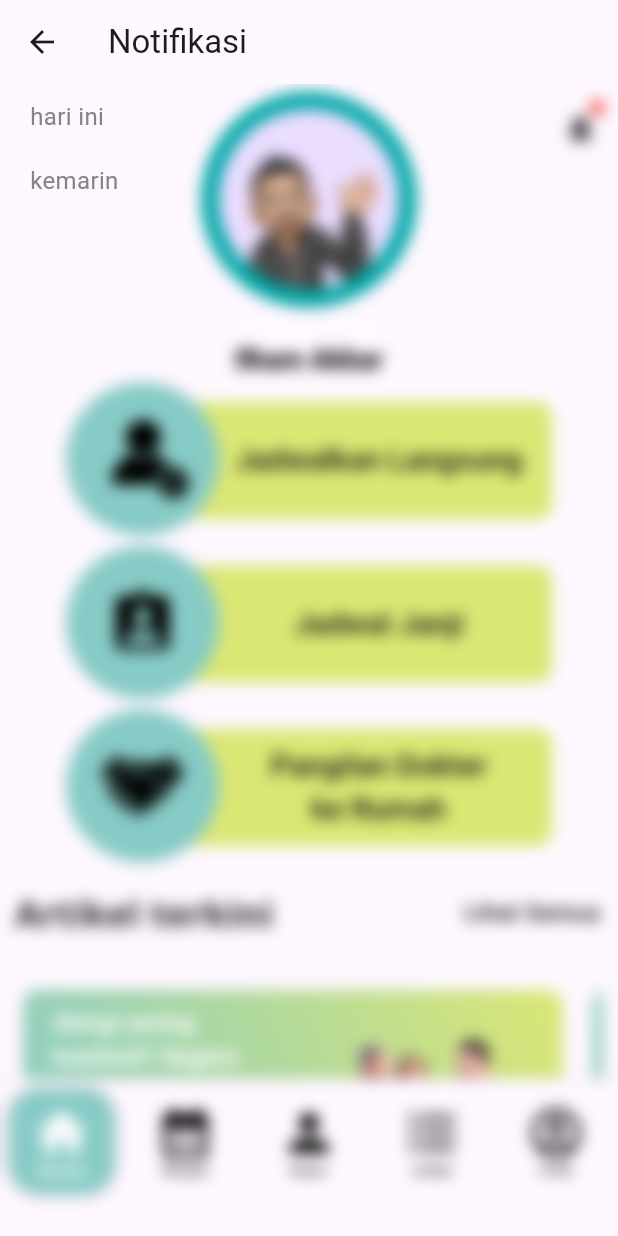
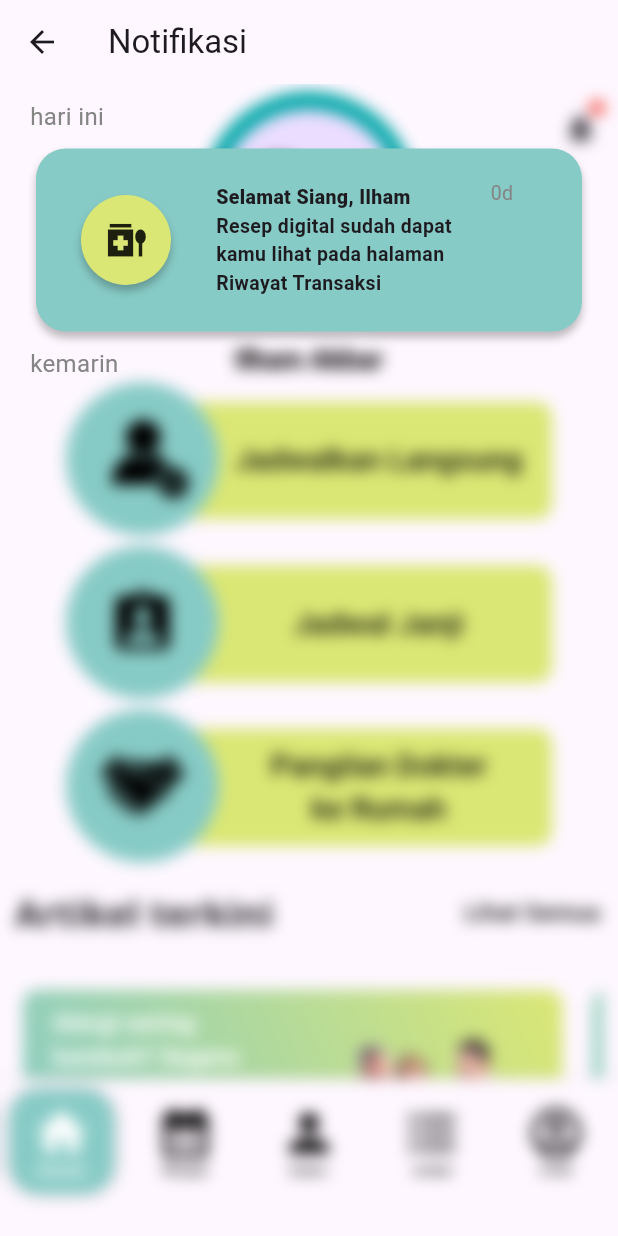
Before and after one commit to shinshARK/medifast, a Flutter app: the notifikasi_blur screen opened directly, on a phone screen of 412 x 824 dp. Run offline on Flutter 3.47's test engine with Material 3 defaults, Android fonts, the phone set to English and light mode, and no system bars; our stand-ins replace flutter_feather_icons, google_fonts.

Commit message:
fix: main ubah link , halaman login mempersingkat waktu , home screen menglink fitur ke componen,notifikasi menambah waktu

```diff
--- a/lib/main.dart
+++ b/lib/main.dart
@@ -1,5 +1,6 @@
 import 'package:flutter/material.dart';
 import 'package:rumah_sakit/screens/splash_screen.dart';
+import 'package:rumah_sakit/screens/riwayatTransaksi.dart';
 
 void main() {
   runApp(const MyApp());
@@ -33,7 +34,7 @@ class MyApp extends StatelessWidget {
         useMaterial3: true,
       ),
       debugShowCheckedModeBanner: false,
-      home: const SplashScreen(),
+      home:  SplashScreen(),
     );
   }
 }
--- a/lib/screens/halamanLogin.dart
+++ b/lib/screens/halamanLogin.dart
@@ -54,7 +54,7 @@ class _HalamanLoginState extends State<HalamanLogin> {
     },
   );
 
-  await Future.delayed(const Duration(seconds: 10)); // Ubah durasi sesuai kebutuhan Anda
+  await Future.delayed(const Duration(seconds: 1)); // Ubah durasi sesuai kebutuhan Anda
 
   // ignore: use_build_context_synchronously
   Navigator.of(context).pushAndRemoveUntil(
--- a/lib/screens/home_screen.dart
+++ b/lib/screens/home_screen.dart
@@ -2,6 +2,9 @@ import 'package:flutter/material.dart';
 import 'package:google_fonts/google_fonts.dart';
 import "package:flutter_feather_icons/flutter_feather_icons.dart";
 import 'package:rumah_sakit/screens/notifikasi_blur.dart';
+import 'package:rumah_sakit/screens/riwayatTransaksi.dart';
+import 'package:rumah_sakit/components/bottomNavigasiBar.dart';
+
 import 'dart:async';
 
 //home_screen
@@ -24,7 +27,6 @@ class _home_screenState extends State<home_screen> {
     super.initState();
     _controller = ScrollController();
     _timer = Timer.periodic(const Duration(seconds: 8), (Timer t) {
-      print(_controller.offset);
       if(_controller.offset > 740 && _tujuan == true){
         _tujuan = false;
       }
@@ -62,7 +64,7 @@ class _home_screenState extends State<home_screen> {
   @override
   Widget build(BuildContext context) {
     return Scaffold(
-      bottomNavigationBar: _bottomNavigasiBar(),
+      bottomNavigationBar: BottomNavigasiBar(),
       body: SingleChildScrollView(
         child: Column(
           children: [
@@ -115,78 +117,6 @@ class _home_screenState extends State<home_screen> {
           ],
         ),
       ),
-    );
-  }
-
-  // ignore: non_constant_identifier_names
-  var menu_icon = [
-    Icons.home,
-    Icons.calendar_month,
-    Icons.person,
-    Icons.format_list_bulleted,
-    Icons.account_circle_outlined
-  ];
-
-  // ignore: non_constant_identifier_names
-  var menu_label = ["Beranda", "Riwayat", "Doktor", "Artikel", "Profil"];
-  final int _selectedIndex = 0;
-
-  BottomNavigationBar _bottomNavigasiBar() {
-    return BottomNavigationBar(
-      type: BottomNavigationBarType.fixed,
-      selectedItemColor: Colors.white,
-
-      unselectedItemColor: Colors.black,
-      showUnselectedLabels: true,
-      items: menu_icon
-          .asMap()
-          .entries
-          .map((e) => BottomNavigationBarItem(
-                icon: GestureDetector(
-                  onTap: (){
-
-                  },
-                  child: Container(
-                    width: 70,
-                    height: 70,
-                    decoration: BoxDecoration(
-                      color: _selectedIndex == e.key
-                          ? const Color.fromARGB(255, 135, 203, 198)
-                          : null, // Warna latar belakang saat item dipilih
-                      borderRadius: BorderRadius.circular(20),
-                      boxShadow: _selectedIndex ==
-                              e.key // Menambahkan efek bayangan saat item dipilih
-                          ? [
-                              BoxShadow(
-                                color: Colors.black.withOpacity(0.25),
-                                blurRadius: 4.9,
-                                offset:
-                                    const Offset(0, 0), // changes position of shadow
-                              ),
-                            ]
-                          : null,
-                    ),
-                    child: Column(
-                      mainAxisAlignment: MainAxisAlignment.center,
-                      children: [
-                        Icon(e.value,size: 40,), // Mengubah ukuran ikon
-                        Text(
-                          menu_label[e.key],
-                          style: TextStyle(
-                              color: _selectedIndex == e.key
-                                  ? Colors.white
-                                  : Colors.black,
-                              fontWeight: FontWeight.w700,
-                              fontSize: 8),
-                              textAlign: TextAlign.center,
-                        ), // Menambahkan label ke dalam Container
-                      ],
-                    ),
-                  ),
-                ),
-                label: '', // Menghapus label dari BottomNavigationBarItem
-              ))
-          .toList(),
     );
   }
 
--- a/lib/screens/notifikasi_blur.dart
+++ b/lib/screens/notifikasi_blur.dart
@@ -5,14 +5,15 @@ import 'package:flutter/material.dart';
 //import 'package:google_fonts/google_fonts.dart';
 //import "package:flutter_feather_icons/flutter_feather_icons.dart";
 import 'package:rumah_sakit/screens/home_screen.dart';
-
+DateTime waktuSekarang = DateTime.now();
+String waktuSekarangString = waktuSekarang.toString();
 // ignore: non_constant_identifier_names
 var data_notifikasi = [
   [
     "1",
     "Resep digital sudah dapat kamu lihat pada halaman\nRiwayat Transaksi",
     "0",
-    "2024-03-04 05:00:00.857"
+    waktuSekarangString
   ],
   [
     "2",
@@ -214,7 +215,7 @@ class notifikasi_blur extends StatelessWidget {
   }
 }
 
-DateTime waktuSekarang = DateTime.now();
+
 
 // ignore: non_constant_identifier_names
 String cek_estimasi_waktu(String tanggalWaktuString) {
```
